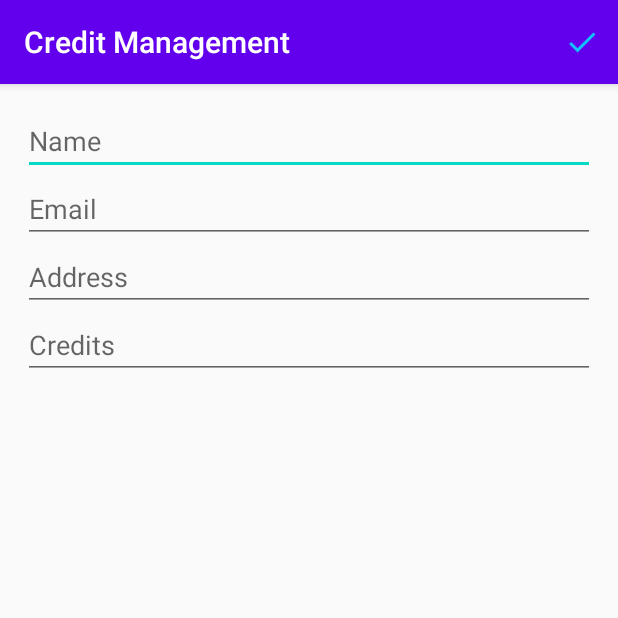
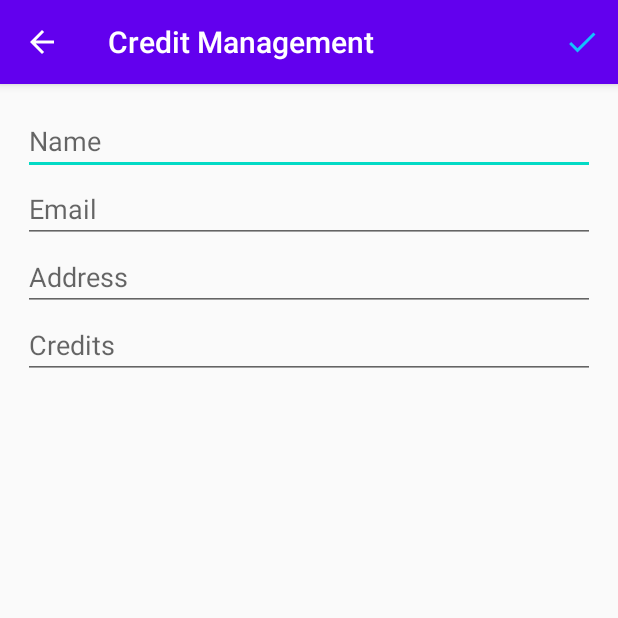
Before and after one commit to shashwat-agarwal/CreditManagement, an Android app: the detailsActivity screen opened directly, with no data from a screen before it, after a tap on an icon or button, on a phone screen of 412 x 824 dp, the top half of it. Run offline under Robolectric (Android 15) with nearby library versions, the phone set to English and light mode, and no system bars; our stand-ins replace Firebase (no records; nobody signed in at launch, a user with empty details on screens opened directly); 1 statement that could not run was skipped.

Commit message:
basic modifications..

```diff
--- a/app/src/main/AndroidManifest.xml
+++ b/app/src/main/AndroidManifest.xml
@@ -9,9 +9,11 @@
         android:roundIcon="@mipmap/ic_launcher_round"
         android:supportsRtl="true"
         android:theme="@style/AppTheme">
-        <activity android:name=".detailsActivity"></activity>
+        <activity android:name=".detailsActivity"
+            android:parentActivityName=".MainActivity"/>
         <activity
             android:name=".MainActivity"
+            android:launchMode="singleTop"
             android:label="@string/app_name"
             android:theme="@style/AppTheme.NoActionBar">
             <intent-filter>
--- a/app/src/main/java/com/example/creditmanagement/detailsActivity.java
+++ b/app/src/main/java/com/example/creditmanagement/detailsActivity.java
@@ -5,6 +5,7 @@ import androidx.appcompat.app.AppCompatActivity;
 
 import android.os.Bundle;
 import android.text.TextUtils;
+import android.util.Log;
 import android.view.Menu;
 import android.view.MenuItem;
 import android.widget.EditText;
@@ -17,14 +18,14 @@ import com.google.firebase.firestore.CollectionReference;
 import com.google.firebase.firestore.DocumentReference;
 import com.google.firebase.firestore.FirebaseFirestore;
 
+import static java.lang.Integer.parseInt;
+import static java.lang.Integer.valueOf;
+
 public class detailsActivity extends AppCompatActivity {
 
-    EditText nameE,emailE,addressE,creditE;
-    String  name;
-    String email;
-    String address;
-    int credit;
-    long maxid=0;
+    private EditText nameE, emailE, addressE, creditE;
+
+
     private FirebaseFirestore db = FirebaseFirestore.getInstance();
     private CollectionReference userRef = db.collection("user");
 
@@ -34,6 +35,7 @@ public class detailsActivity extends AppCompatActivity {
         setContentView(R.layout.activity_details);
 
     }
+
     @Override
     public boolean onCreateOptionsMenu(Menu menu) {
         // Inflate the menu; this adds items to the action bar if it is present.
@@ -43,31 +45,38 @@ public class detailsActivity extends AppCompatActivity {
 
     @Override
     public boolean onOptionsItemSelected(MenuItem item) {
-        // Handle action bar item clicks here. The action bar will
-        // automatically handle clicks on the Home/Up button, so long
-        // as you specify a parent activity in AndroidManifest.xml.
-        int id = item.getItemId();
+        switch (item.getItemId()) {
+            case R.id.done:
+                done();
+                return true;
+            default:
+                return super.onOptionsItemSelected(item);
+        }
+    }
 
-        //noinspection SimplifiableIfStatement
-        if (id == R.id.done) {
-            nameE =findViewById(R.id.name);
-            addressE=findViewById(R.id.address);
-            emailE=findViewById(R.id.email);
-            creditE=findViewById(R.id.credit);
+    private void done() {
+        nameE = findViewById(R.id.name);
+        addressE = findViewById(R.id.address);
+        emailE = findViewById(R.id.email);
+        creditE = findViewById(R.id.credit);
 
 
-            name=nameE.getText().toString().trim();
-            email=emailE.getText().toString().trim();
-            address=addressE.getText().toString().trim();
-            credit=Integer.parseInt(creditE.getText().toString().trim());
+        String name = nameE.getText().toString().trim();
+        String email = emailE.getText().toString().trim();
+        String address = addressE.getText().toString().trim();
+        int credit = parseInt(creditE.getText().toString().trim());
 
-            if (TextUtils.isEmpty(name) && TextUtils.isEmpty(email)){
+        if (name.isEmpty() || email.isEmpty()) {
+            Log.i("ERROR", "CHECK ONCE");
             Toast.makeText(this, "Enter name and email", Toast.LENGTH_LONG).show();
+            return;
         }
-            else {
 
 
-                UserInformation userinformation=new UserInformation(name,address,email,credit);
+        if (creditE.getText().toString().isEmpty()) credit = 0;
+        if (address.isEmpty()) address = "Not specified by User";
+
+        UserInformation userinformation = new UserInformation(name, address, email, credit);
 
         userRef.add(userinformation).addOnSuccessListener(new OnSuccessListener<DocumentReference>() {
             @Override
@@ -81,12 +90,7 @@ public class detailsActivity extends AppCompatActivity {
             }
         });
 
+        finish();
 
-                finish();
-            }
-            return true;
-        }
-
-        return super.onOptionsItemSelected(item);
     }
 }
```
Lines whose indentation alone changed are shown as unchanged.
